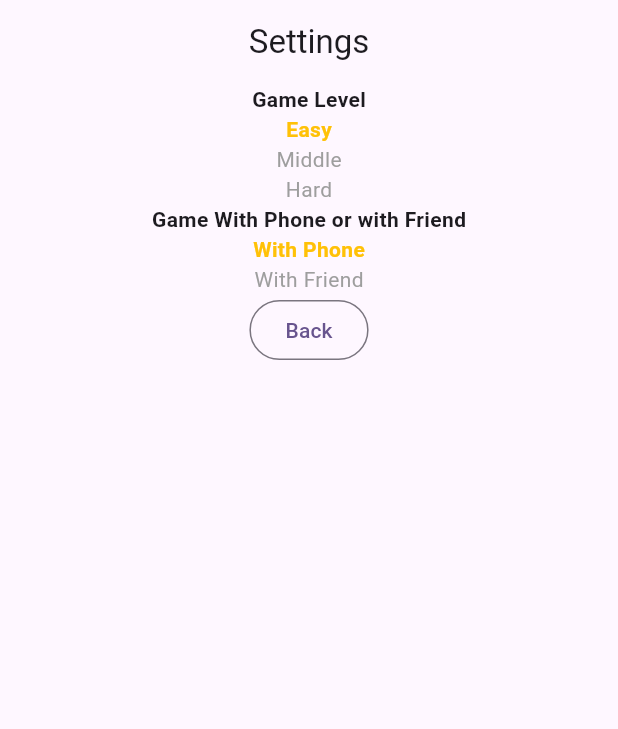
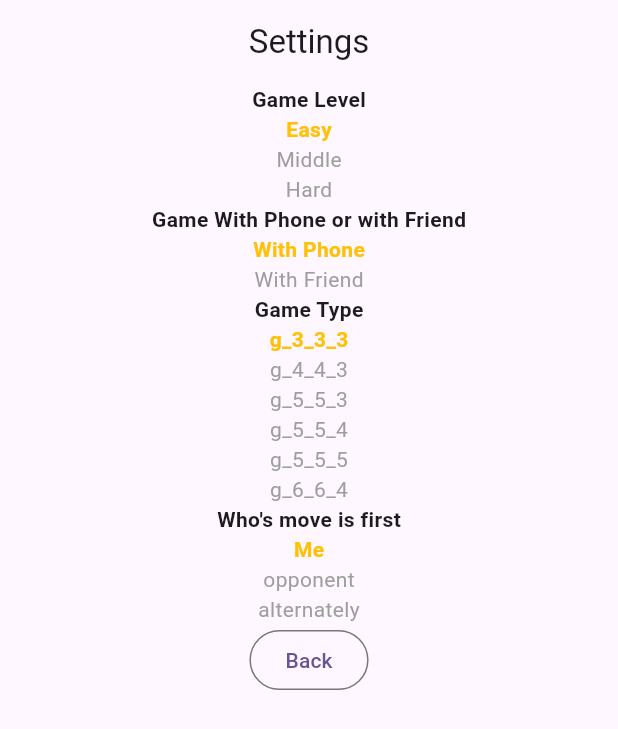
Before and after one commit to PelipetsOlga/TicTacToe, a Flutter app: the GameWidget screen opened by its route, after a tap on "Back", after a tap on "Run", after a tap on "Settings", on a phone screen of 412 x 824 dp. Shown: the top 729 px of the screen. Run offline on Flutter 3.47's test engine with Material 2 defaults, Android fonts, the phone set to English and light mode, and no system bars; our stand-ins replace equatable, flutter_bloc, get_it, go_router, shared_preferences; accounts and stored records are empty.

Commit message:
Settings

```diff
--- a/lib/logic/game_repository.dart
+++ b/lib/logic/game_repository.dart
@@ -3,20 +3,26 @@ import 'game_model.dart';
 import 'package:shared_preferences/shared_preferences.dart';
 
 abstract class GameRepository {
+  Future<GameModel> provideGameModel();
 
-  Future<GameModel> provideGameModel();
   Future<Level> getLevel();
+
+  Future<void> setLevel(Level level);
+
   Future<WhosTurnBeFirst> whosTurnBeFirst();
+
+  Future<void> setWhosTurnBeFirst(WhosTurnBeFirst who);
+
   Future<GameType> gameType();
-  Future<void> setLevel(Level level);
-  Future<void> setWhosTurnBeFirst(WhosTurnBeFirst who);
+
   Future<void> setGameType(GameType type);
+
+  Future<bool> isGameWithComp();
+
   Future<void> setGameWithComp(bool value);
-  Future<bool> isGameWithComp();
 }
 
 class GameRepositoryImpl extends GameRepository {
-
   final Future<SharedPreferences> _prefs = SharedPreferences.getInstance();
 
   @override
@@ -44,43 +50,6 @@ class GameRepositoryImpl extends GameRepository {
   }
 
   @override
-  Future<WhosTurnBeFirst> whosTurnBeFirst() async {
-    final SharedPreferences prefs = await _prefs;
-    String type = prefs.getString("game_who_first") ?? "me";
-    WhosTurnBeFirst result;
-    if (type == "me") {
-      result = WhosTurnBeFirst.me;
-    }
-    if (type == "opponent") {
-      result = WhosTurnBeFirst.opponent;
-    } else {
-      result = WhosTurnBeFirst.alternately;
-    }
-    return result;
-  }
-
-  @override
-  Future<GameType> gameType() async {
-    final SharedPreferences prefs = await _prefs;
-    String type = prefs.getString("game_type") ?? "g_6_6_4";
-    GameType result;
-    if (type == "g_3_3_3") {
-      result = GameType.g_3_3_3;
-    } else if (type == "g_4_4_3") {
-      result = GameType.g_4_4_3;
-    } else if (type == "g_5_5_3") {
-      result = GameType.g_5_5_3;
-    } else if (type == "g_5_5_4") {
-      result = GameType.g_5_5_4;
-    } else if (type == "g_5_5_5") {
-      result = GameType.g_5_5_5;
-    } else {
-      result = GameType.g_6_6_4;
-    }
-    return result;
-  }
-
-  @override
   Future<void> setLevel(Level level) async {
     final SharedPreferences prefs = await _prefs;
     String t;
@@ -95,18 +64,59 @@ class GameRepositoryImpl extends GameRepository {
   }
 
   @override
+  Future<WhosTurnBeFirst> whosTurnBeFirst() async {
+    final SharedPreferences prefs = await _prefs;
+    String type = prefs.getString("game_who_first") ?? "me";
+    WhosTurnBeFirst result;
+    if (type == "me") {
+      result = WhosTurnBeFirst.me;
+    } else if (type == "opponent") {
+      result = WhosTurnBeFirst.opponent;
+    } else if (type == "alternately") {
+      result = WhosTurnBeFirst.alternately;
+    } else {
+      result = WhosTurnBeFirst.me;
+    }
+    return result;
+  }
+
+  @override
   Future<void> setWhosTurnBeFirst(WhosTurnBeFirst who) async {
     final SharedPreferences prefs = await _prefs;
     String t;
     if (who == WhosTurnBeFirst.me) {
       t = "me";
-    }
-    if (who == WhosTurnBeFirst.opponent) {
+    } else if (who == WhosTurnBeFirst.opponent) {
       t = "opponent";
+    } else if (who == WhosTurnBeFirst.alternately) {
+      t = "alternately";
     } else {
-      t = "alternately";
+      t = "me";
     }
     prefs.setString("game_who_first", t);
+  }
+
+  @override
+  Future<GameType> gameType() async {
+    final SharedPreferences prefs = await _prefs;
+    String type = prefs.getString("game_type") ?? "g_3_3_3";
+    GameType result;
+    if (type == "g_3_3_3") {
+      result = GameType.g_3_3_3;
+    } else if (type == "g_4_4_3") {
+      result = GameType.g_4_4_3;
+    } else if (type == "g_5_5_3") {
+      result = GameType.g_5_5_3;
+    } else if (type == "g_5_5_4") {
+      result = GameType.g_5_5_4;
+    } else if (type == "g_5_5_5") {
+      result = GameType.g_5_5_5;
+    } else if (type == "g_6_6_4") {
+      result = GameType.g_6_6_4;
+    } else {
+      result = GameType.g_3_3_3;
+    }
+    return result;
   }
 
   @override
@@ -130,15 +140,15 @@ class GameRepositoryImpl extends GameRepository {
   }
 
   @override
-  Future<void> setGameWithComp(bool value) async {
-    final SharedPreferences prefs = await _prefs;
-    prefs.setBool("game_with_comp", value);
-  }
-
-  @override
   Future<bool> isGameWithComp() async {
     final SharedPreferences prefs = await _prefs;
     bool type = prefs.getBool("game_with_comp") ?? true;
     return type;
   }
+
+  @override
+  Future<void> setGameWithComp(bool value) async {
+    final SharedPreferences prefs = await _prefs;
+    prefs.setBool("game_with_comp", value);
+  }
 }
--- /dev/null
+++ b/lib/settings/game_type_bloc/bloc_event.dart
@@ -0,0 +1,20 @@
+import 'package:equatable/equatable.dart';
+
+import '../../logic/models.dart';
+
+abstract class SettingsGameTypeEvent extends Equatable {
+  @override
+  List<Object?> get props => [];
+}
+
+class GetGameType extends SettingsGameTypeEvent {}
+
+class SelectGameType extends SettingsGameTypeEvent {
+  SelectGameType({
+    required this.gameType,
+  });
+  final GameType gameType;
+
+  @override
+  List<Object?> get props => [gameType];
+}
--- /dev/null
+++ b/lib/settings/game_type_bloc/bloc_state.dart
@@ -0,0 +1,40 @@
+import 'package:equatable/equatable.dart';
+
+import '../../logic/models.dart';
+
+enum GameTypeStatus { initial, success, error, loading, selected }
+
+extension GameTypeStatusX on GameTypeStatus {
+  bool get isInitial => this == GameTypeStatus.initial;
+
+  bool get isSuccess => this == GameTypeStatus.success;
+
+  bool get isError => this == GameTypeStatus.error;
+
+  bool get isLoading => this == GameTypeStatus.loading;
+
+  bool get isSelected => this == GameTypeStatus.selected;
+}
+
+class GameTypeState extends Equatable {
+  final GameTypeStatus status;
+  final GameType selectedGameType;
+
+  const GameTypeState({
+    this.status = GameTypeStatus.initial,
+    this.selectedGameType = GameType.g_3_3_3,
+  });
+
+  @override
+  List<Object?> get props => [status, selectedGameType];
+
+  GameTypeState copyWith({
+    GameTypeStatus? status,
+    GameType? selectedGameType,
+  }) {
+    return GameTypeState(
+      status: status ?? this.status,
+      selectedGameType: selectedGameType ?? this.selectedGameType,
+    );
+  }
+}
--- /dev/null
+++ b/lib/settings/game_type_bloc/settings_bloc.dart
@@ -0,0 +1,46 @@
+import 'package:flutter/foundation.dart';
+import 'package:flutter_bloc/flutter_bloc.dart';
+import '../../logic/game_repository.dart';
+import 'bloc_event.dart';
+import 'bloc_state.dart';
+
+class SettingsGameTypeBloc extends Bloc<SettingsGameTypeEvent, GameTypeState> {
+  SettingsGameTypeBloc({
+    required this.gameRepository,
+  }) : super(const GameTypeState()) {
+    on<GetGameType>(_mapGetGameTypeEventToState);
+    on<SelectGameType>(_mapSelectGameTypeEventToState);
+  }
+
+  final GameRepository gameRepository;
+
+  void _mapGetGameTypeEventToState(
+      GetGameType event, Emitter<GameTypeState> emit) async {
+    emit(state.copyWith(status: GameTypeStatus.loading));
+    try {
+      final selectedGameType = await gameRepository.gameType();
+      emit(
+        state.copyWith(
+          status: GameTypeStatus.success,
+          selectedGameType: selectedGameType,
+        ),
+      );
+    } catch (error, stacktrace) {
+      if (kDebugMode) {
+        print(stacktrace);
+      }
+      emit(state.copyWith(status: GameTypeStatus.error));
+    }
+  }
+
+  void _mapSelectGameTypeEventToState(
+      SelectGameType event, Emitter<GameTypeState> emit) async {
+    await gameRepository.setGameType(event.gameType);
+    emit(
+      state.copyWith(
+        status: GameTypeStatus.selected,
+        selectedGameType: event.gameType,
+      ),
+    );
+  }
+}
--- /dev/null
+++ b/lib/settings/selecting_game_type_widget.dart
@@ -0,0 +1,68 @@
+import 'package:flutter/material.dart';
+import 'package:flutter_bloc/flutter_bloc.dart';
+import 'package:tic_tac_game/logic/models.dart';
+import 'package:tic_tac_game/settings/game_type_bloc/bloc_event.dart';
+
+import 'game_type_bloc/bloc_state.dart';
+import 'game_type_bloc/settings_bloc.dart';
+
+class SettingsGameTypeWidget extends StatelessWidget {
+  const SettingsGameTypeWidget({Key? key}) : super(key: key);
+
+  @override
+  Widget build(BuildContext context) {
+    return BlocBuilder<SettingsGameTypeBloc, GameTypeState>(
+      buildWhen: (previous, current) => current.status.isSuccess,
+      builder: (context, state) {
+        return GameTypeSelectionWidget();
+      },
+    );
+  }
+}
+
+class GameTypeSelectionWidget extends StatelessWidget {
+  GameTypeSelectionWidget({
+    Key? key,
+  }) : super(key: key);
+
+  @override
+  Widget build(BuildContext context) {
+    return BlocBuilder<SettingsGameTypeBloc, GameTypeState>(
+        builder: (context, state) {
+      return Column(children: [
+        const Text('Game Type', style: TextStyle(fontWeight: FontWeight.bold)),
+        Column(
+          children: GameType.values.map((type) {
+            return getTypeItem(
+              context,
+              type,
+              type.name,
+              state,
+              () async {
+                context
+                    .read<SettingsGameTypeBloc>()
+                    .add(SelectGameType(gameType: type));
+              },
+            );
+          }).toList(),
+        ),
+      ]);
+    });
+  }
+
+  Widget getTypeItem(BuildContext context, GameType type, String typeName,
+      GameTypeState state, VoidCallback callback) {
+    return GestureDetector(
+      onTap: callback,
+      child: Text(
+        typeName,
+        style: TextStyle(
+          color: state.selectedGameType == type ? Colors.amber : Colors.grey,
+          fontWeight: state.selectedGameType == type
+              ? FontWeight.bold
+              : FontWeight.normal,
+        ),
+      ),
+    );
+  }
+}
--- /dev/null
+++ b/lib/settings/selecting_who_first_widget.dart
@@ -0,0 +1,104 @@
+
+import 'package:flutter/material.dart';
+import 'package:flutter_bloc/flutter_bloc.dart';
+import 'package:tic_tac_game/logic/models.dart';
+import 'package:tic_tac_game/settings/who_first_bloc/bloc_event.dart';
+import 'package:tic_tac_game/settings/who_first_bloc/bloc_state.dart';
+import 'package:tic_tac_game/settings/who_first_bloc/settings_bloc.dart';
+
+
+class SettingsWhoFirstWidget extends StatelessWidget {
+  const SettingsWhoFirstWidget({Key? key}) : super(key: key);
+
+  @override
+  Widget build(BuildContext context) {
+    return BlocBuilder<SettingsWhoFirstBloc, WhoFirstState>(
+      buildWhen: (previous, current) => current.status.isSuccess,
+      builder: (context, state) {
+        return WhoFirstSelectionWidget();
+      },
+    );
+  }
+}
+
+class WhoFirstSelectionWidget extends StatelessWidget {
+  const WhoFirstSelectionWidget({
+    Key? key,
+  }) : super(key: key);
+
+  @override
+  Widget build(BuildContext context) {
+    return BlocBuilder<SettingsWhoFirstBloc, WhoFirstState>(
+      builder: (context, state) {
+        return Column(
+          children: [
+            const Text(
+              'Who\'s move is first',
+              style: TextStyle(fontWeight: FontWeight.bold),
+            ),
+            GestureDetector(
+              child: Text(
+                'Me',
+                style: TextStyle(
+                  color: state.who == WhosTurnBeFirst.me
+                      ? Colors.amber
+                      : Colors.grey,
+                  fontWeight: state.who == WhosTurnBeFirst.me
+                      ? FontWeight.bold
+                      : FontWeight.normal,
+                ),
+              ),
+              onTap: () async {
+                context.read<SettingsWhoFirstBloc>().add(
+                      SelectWhoFirst(
+                        who: WhosTurnBeFirst.me,
+                      ),
+                    );
+              },
+            ),
+            GestureDetector(
+              child: Text(
+                'opponent',
+                style: TextStyle(
+                  color: state.who == WhosTurnBeFirst.opponent
+                      ? Colors.amber
+                      : Colors.grey,
+                  fontWeight: state.who == WhosTurnBeFirst.opponent
+                      ? FontWeight.bold
+                      : FontWeight.normal,
+                ),
+              ),
+              onTap: () async {
+                context.read<SettingsWhoFirstBloc>().add(
+                  SelectWhoFirst(
+                    who: WhosTurnBeFirst.opponent,
+                  ),
+                );
+              },
+            ),
+            GestureDetector(
+              child: Text(
+                'alternately',
+                style: TextStyle(
+                  color: state.who == WhosTurnBeFirst.alternately
+                      ? Colors.amber
+                      : Colors.grey,
+                  fontWeight: state.who == WhosTurnBeFirst.alternately
+                      ? FontWeight.bold
+                      : FontWeight.normal,
+                ),
+              ),
+              onTap: () async {
+                context.read<SettingsWhoFirstBloc>().add(
+                  SelectWhoFirst(
+                    who: WhosTurnBeFirst.alternately,
+                  ),
+                );
+              },
+            ),
+          ],
+        );
+      },
+    );
+  }
+}
--- a/lib/settings/settings_widget.dart
+++ b/lib/settings/settings_widget.dart
@@ -3,12 +3,18 @@ import 'package:flutter_bloc/flutter_bloc.dart';
 import 'package:get_it/get_it.dart';
 import 'package:go_router/go_router.dart';
 import 'package:tic_tac_game/logic/game_repository.dart';
+import 'package:tic_tac_game/settings/game_type_bloc/bloc_event.dart';
 import 'package:tic_tac_game/settings/game_with_comp_bloc/bloc_event.dart';
 import 'package:tic_tac_game/settings/game_with_comp_bloc/settings_bloc.dart';
-import 'package:tic_tac_game/settings/game_with_comp_level_widget.dart';
+import 'package:tic_tac_game/settings/selecting_game_type_widget.dart';
+import 'package:tic_tac_game/settings/selecting_game_with_comp_widget.dart';
 import 'package:tic_tac_game/settings/level_bloc/bloc_event.dart';
-import 'package:tic_tac_game/settings/settings_level_widget.dart';
+import 'package:tic_tac_game/settings/selecting_level_widget.dart';
+import 'package:tic_tac_game/settings/selecting_who_first_widget.dart';
+import 'package:tic_tac_game/settings/who_first_bloc/bloc_event.dart';
+import 'package:tic_tac_game/settings/who_first_bloc/settings_bloc.dart';
 
+import 'game_type_bloc/settings_bloc.dart';
 import 'level_bloc/settings_bloc.dart';
 
 abstract class SettingsWidget extends StatelessWidget {
@@ -34,6 +40,20 @@ abstract class SettingsWidget extends StatelessWidget {
                     GetGameWithComp(),
                   ),
               ),
+              BlocProvider<SettingsGameTypeBloc>(
+                create: (context) => SettingsGameTypeBloc(
+                  gameRepository: context.read<GameRepository>(),
+                )..add(
+                  GetGameType(),
+                ),
+              ),
+              BlocProvider<SettingsWhoFirstBloc>(
+                create: (context) => SettingsWhoFirstBloc(
+                  gameRepository: context.read<GameRepository>(),
+                )..add(
+                  GetWhoFirst(),
+                ),
+              ),
             ], child: SettingsLayout(getBackLink()))));
   }
 
@@ -43,7 +63,7 @@ abstract class SettingsWidget extends StatelessWidget {
 class SettingsLayout extends StatelessWidget {
   String backLink;
 
-  SettingsLayout(this.backLink);
+  SettingsLayout(this.backLink, {super.key});
 
   @override
   Widget build(BuildContext context) {
@@ -59,6 +79,8 @@ class SettingsLayout extends StatelessWidget {
           children: [
             const SettingsLevelWidget(),
             const SettingsGameWithCompWidget(),
+            const SettingsGameTypeWidget(),
+            const SettingsWhoFirstWidget(),
             OutlinedButton(
                 onPressed: () => context.go(backLink),
                 child: const Text('Back')),
--- /dev/null
+++ b/lib/settings/who_first_bloc/bloc_event.dart
@@ -0,0 +1,20 @@
+import 'package:equatable/equatable.dart';
+
+import '../../logic/models.dart';
+
+abstract class SettingsWhoFirstEvent extends Equatable {
+  @override
+  List<Object?> get props => [];
+}
+
+class GetWhoFirst extends SettingsWhoFirstEvent {}
+
+class SelectWhoFirst extends SettingsWhoFirstEvent {
+  SelectWhoFirst({
+    required this.who,
+  });
+  final WhosTurnBeFirst who;
+
+  @override
+  List<Object?> get props => [who];
+}
--- /dev/null
+++ b/lib/settings/who_first_bloc/bloc_state.dart
@@ -0,0 +1,40 @@
+import 'package:equatable/equatable.dart';
+
+import '../../logic/models.dart';
+
+enum WhoFirstStatus { initial, success, error, loading, selected }
+
+extension WhoFirstStatusX on WhoFirstStatus {
+  bool get isInitial => this == WhoFirstStatus.initial;
+
+  bool get isSuccess => this == WhoFirstStatus.success;
+
+  bool get isError => this == WhoFirstStatus.error;
+
+  bool get isLoading => this == WhoFirstStatus.loading;
+
+  bool get isSelected => this == WhoFirstStatus.selected;
+}
+
+class WhoFirstState extends Equatable {
+  final WhoFirstStatus status;
+  final WhosTurnBeFirst who;
+
+  const WhoFirstState({
+    this.status = WhoFirstStatus.initial,
+    this.who = WhosTurnBeFirst.alternately,
+  });
+
+  @override
+  List<Object?> get props => [status, who];
+
+  WhoFirstState copyWith({
+    WhoFirstStatus? status,
+    WhosTurnBeFirst? who,
+  }) {
+    return WhoFirstState(
+      status: status ?? this.status,
+      who: who ?? this.who,
+    );
+  }
+}
--- /dev/null
+++ b/lib/settings/who_first_bloc/settings_bloc.dart
@@ -0,0 +1,46 @@
+import 'package:flutter/foundation.dart';
+import 'package:flutter_bloc/flutter_bloc.dart';
+import '../../logic/game_repository.dart';
+import 'bloc_event.dart';
+import 'bloc_state.dart';
+
+class SettingsWhoFirstBloc extends Bloc<SettingsWhoFirstEvent, WhoFirstState> {
+  SettingsWhoFirstBloc({
+    required this.gameRepository,
+  }) : super(const WhoFirstState()) {
+    on<GetWhoFirst>(_mapGetWhoFirstEventToState);
+    on<SelectWhoFirst>(_mapSelectWhoFirstEventToState);
+  }
+
+  final GameRepository gameRepository;
+
+  void _mapGetWhoFirstEventToState(
+      GetWhoFirst event, Emitter<WhoFirstState> emit) async {
+    emit(state.copyWith(status: WhoFirstStatus.loading));
+    try {
+      final whoFirst = await gameRepository.whosTurnBeFirst();
+      emit(
+        state.copyWith(
+          status: WhoFirstStatus.success,
+          who: whoFirst,
+        ),
+      );
+    } catch (error, stacktrace) {
+      if (kDebugMode) {
+        print(stacktrace);
+      }
+      emit(state.copyWith(status: WhoFirstStatus.error));
+    }
+  }
+
+  void _mapSelectWhoFirstEventToState(
+      SelectWhoFirst event, Emitter<WhoFirstState> emit) async {
+    await gameRepository.setWhosTurnBeFirst(event.who);
+    emit(
+      state.copyWith(
+        status: WhoFirstStatus.selected,
+        who: event.who,
+      ),
+    );
+  }
+}
```
Also changed, not shown: lib/settings/selecting_game_with_comp_widget.dart (renamed from lib/settings/game_with_comp_level_widget.dart), lib/settings/selecting_level_widget.dart (renamed from lib/settings/settings_level_widget.dart).
